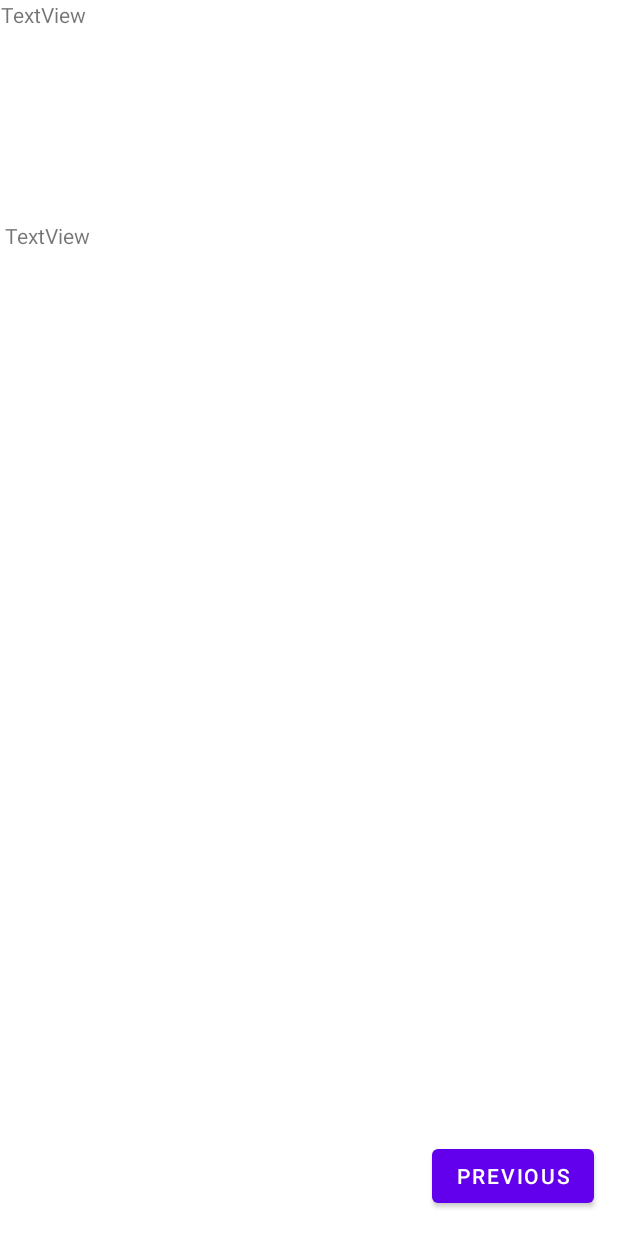
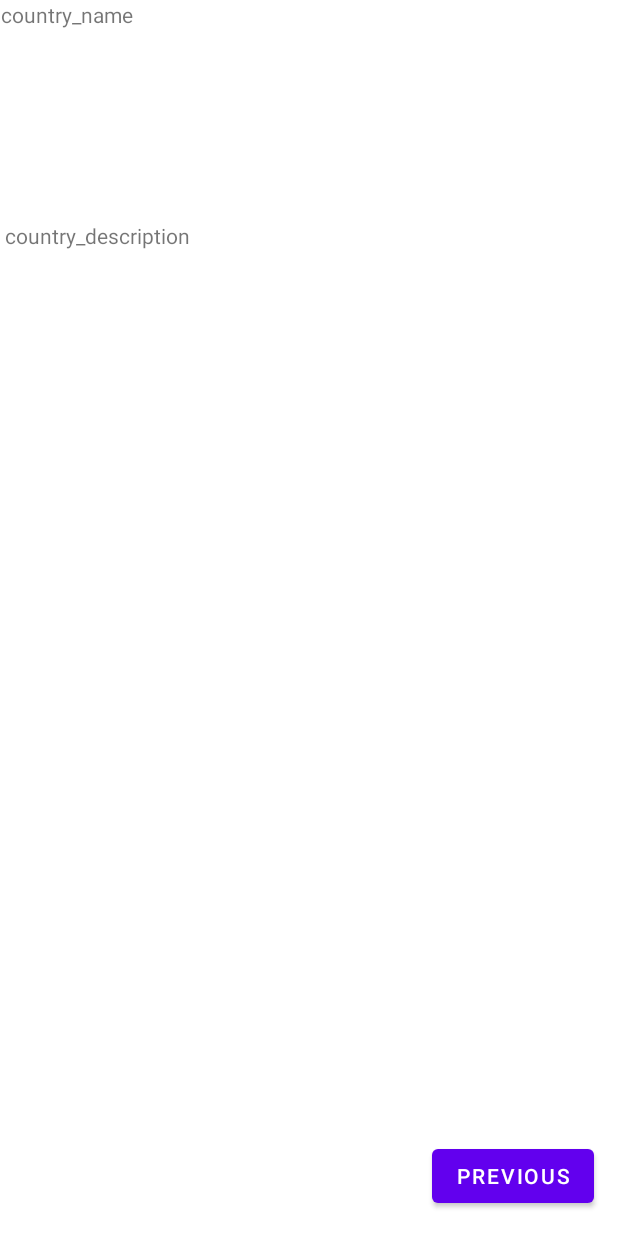
Before and after one commit to Hilbs100/CountryClever, an Android app: the layout activity_country_of_day.xml on its own in the app's theme, with its tools: preview values and no code run, on a phone screen of 412 x 824 dp. Run offline under Robolectric (Android 15) with nearby library versions, the phone set to English and light mode, and no system bars.

Commit message:
Cleaned up code
Updated code in Country.java to reflect recent java updates (java 7 --> java 8), and added some places to insert future things

```diff
--- a/app/src/main/java/com/example/countryapp/CountryOfDay.java
+++ b/app/src/main/java/com/example/countryapp/CountryOfDay.java
@@ -3,6 +3,7 @@ import androidx.appcompat.app.AppCompatActivity;
 
 import android.os.Bundle;
 import android.widget.TextView;
+//import the time thingy here
 
 public class CountryOfDay extends AppCompatActivity {
     @Override
--- a/app/src/main/res/layout/activity_country_of_day.xml
+++ b/app/src/main/res/layout/activity_country_of_day.xml
@@ -4,6 +4,8 @@
     xmlns:tools="http://schemas.android.com/tools"
     android:layout_width="match_parent"
     android:layout_height="match_parent">
+
+    <!--perhaps add some fragment stuff to streamline country of day running?-->
 
     <Button
         android:id="@+id/back_button"
@@ -20,7 +22,7 @@
         android:id="@+id/body"
         android:layout_width="406dp"
         android:layout_height="512dp"
-        android:text="TextView"
+        android:text="@string/country_description"
         app:layout_constraintEnd_toEndOf="parent"
         app:layout_constraintStart_toStartOf="parent"
         app:layout_constraintTop_toBottomOf="@id/header" />
@@ -29,7 +31,7 @@
         android:id="@+id/header"
         android:layout_width="411dp"
         android:layout_height="147dp"
-        android:text="TextView"
+        android:text="@string/country_name"
         app:layout_constraintEnd_toEndOf="parent"
         app:layout_constraintStart_toStartOf="parent"
         app:layout_constraintTop_toTopOf="parent" />
--- a/app/src/main/res/values/strings.xml
+++ b/app/src/main/res/values/strings.xml
@@ -12,4 +12,6 @@
     <string name="country_app">Country App</string>
     <string name="start">Start</string>
     <string name="this_is_where_the_randomly_generated_country_s_name_will_be_maybe_add_a_few_facts_here_as_hints">This is where the randomly generated country\'s name will be. Maybe add a few facts here as hints.</string>
+    <string name="country_description">country_description</string>
+    <string name="country_name">country_name</string>
 </resources>
```
Also changed, not shown: app/src/main/java/com/example/countryapp/Country.java (+4 -7 lines).
